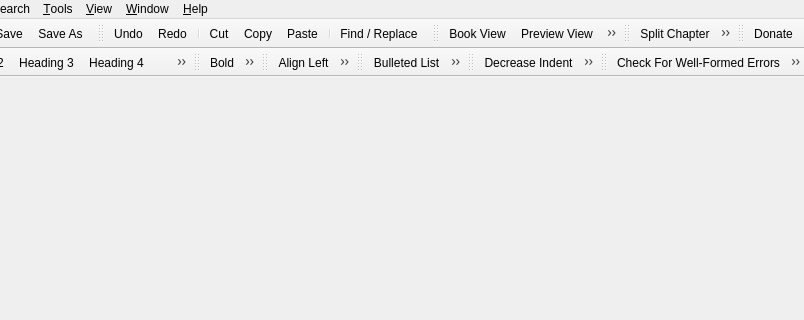
Sigil-Ebook/Sigil, file src/Sigil/Form_Files/main.ui: the form before one commit; both pictures show x 141 to 945 and y 0 to 320 of the 945 by 673 pixel window.
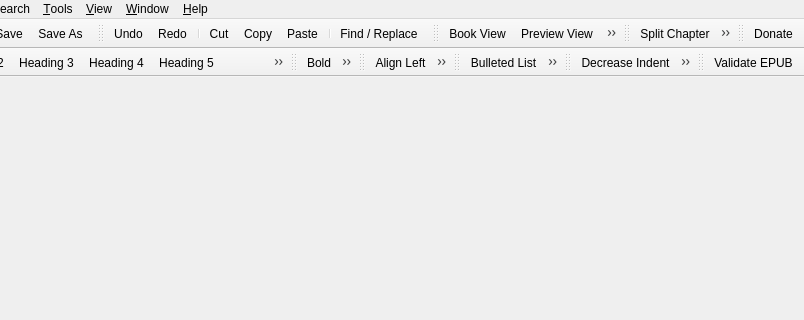
The form after the commit. Icons and pictures are not drawn.

Commit message: Remove well-formed check button, leaving on menu to avoid accidental press/confusion.

What changed in the file:
```diff
--- a/src/Sigil/Form_Files/main.ui
+++ b/src/Sigil/Form_Files/main.ui
@@ -424,7 +424,6 @@
    <attribute name="toolBarBreak">
     <bool>false</bool>
    </attribute>
-   <addaction name="actionCheckWellFormedErrors"/>
    <addaction name="actionValidateEpub"/>
   </widget>
   <action name="actionNew">
```
